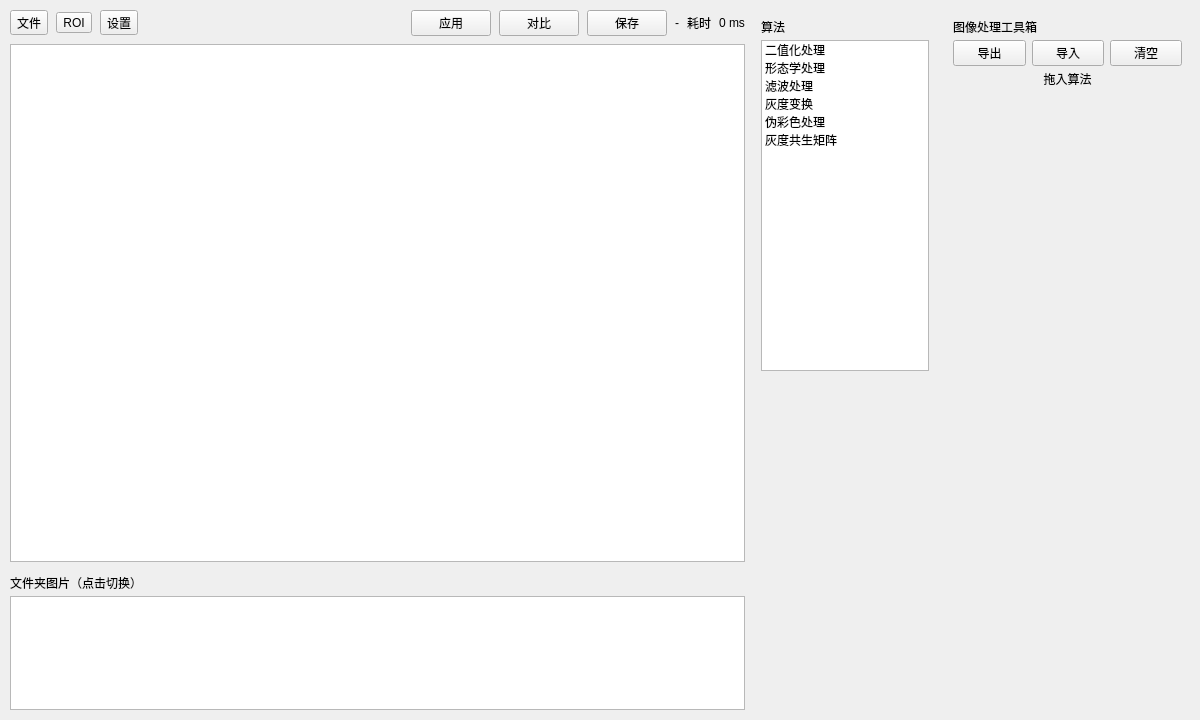
Above: widget.ui from sdasffe/opencv before the change. Below: the same form after it.
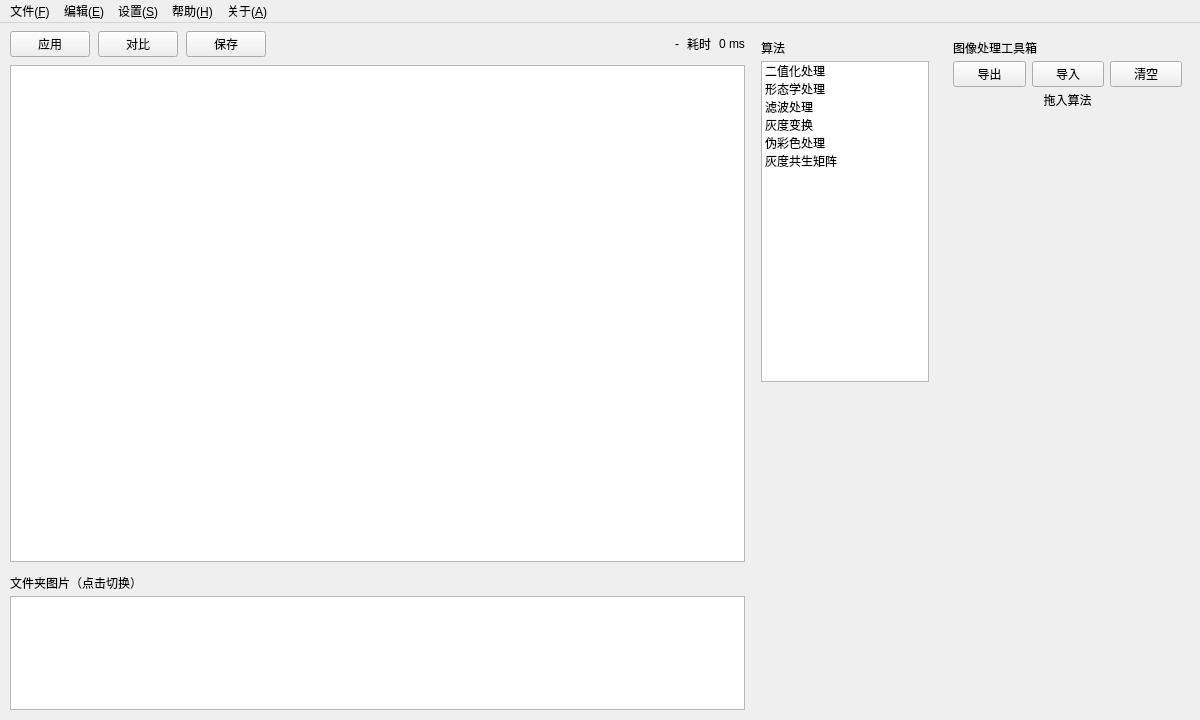
That is the form after the change. Custom widgets are drawn as their Qt base class.

```diff
--- a/widget.ui
+++ b/widget.ui
@@ -19,6 +19,78 @@
   <property name="windowTitle">
    <string>图像处理工具</string>
   </property>
+  <layout class="QVBoxLayout" name="rootLayout">
+   <property name="spacing">
+    <number>0</number>
+   </property>
+   <property name="leftMargin">
+    <number>0</number>
+   </property>
+   <property name="topMargin">
+    <number>0</number>
+   </property>
+   <property name="rightMargin">
+    <number>0</number>
+   </property>
+   <property name="bottomMargin">
+    <number>0</number>
+   </property>
+   <item>
+    <widget class="QMenuBar" name="menuBar">
+     <property name="nativeMenuBar">
+      <bool>false</bool>
+     </property>
+     <widget class="QMenu" name="menuFile">
+      <property name="title">
+       <string>文件(&amp;F)</string>
+      </property>
+      <addaction name="actOpenImage"/>
+      <addaction name="actOpenFolder"/>
+      <addaction name="separator"/>
+      <addaction name="actExit"/>
+     </widget>
+     <widget class="QMenu" name="menuEdit">
+      <property name="title">
+       <string>编辑(&amp;E)</string>
+      </property>
+      <widget class="QMenu" name="menuRoi">
+       <property name="title">
+        <string>ROI</string>
+       </property>
+      </widget>
+      <addaction name="actUndo"/>
+      <addaction name="separator"/>
+      <addaction name="menuRoi"/>
+     </widget>
+     <widget class="QMenu" name="menuSettings">
+      <property name="title">
+       <string>设置(&amp;S)</string>
+      </property>
+      <widget class="QMenu" name="menuLanguage">
+       <property name="title">
+        <string>语言</string>
+       </property>
+       <addaction name="actLangZh"/>
+       <addaction name="actLangEn"/>
+      </widget>
+      <widget class="QMenu" name="menuTheme">
+       <property name="title">
+        <string>外观</string>
+       </property>
+       <addaction name="actThemeLight"/>
+       <addaction name="actThemeDark"/>
+      </widget>
+      <addaction name="menuLanguage"/>
+      <addaction name="menuTheme"/>
+     </widget>
+     <addaction name="menuFile"/>
+     <addaction name="menuEdit"/>
+     <addaction name="menuSettings"/>
+     <addaction name="actHelp"/>
+     <addaction name="actAbout"/>
+    </widget>
+   </item>
+   <item>
   <layout class="QHBoxLayout" name="horizontalLayout" stretch="12,3,4">
    <property name="spacing">
     <number>8</number>
@@ -27,7 +99,7 @@
     <number>10</number>
    </property>
    <property name="topMargin">
-    <number>10</number>
+      <number>8</number>
    </property>
    <property name="rightMargin">
     <number>10</number>
@@ -58,76 +130,6 @@
         <property name="spacing">
          <number>8</number>
         </property>
-        <item>
-         <widget class="QToolButton" name="btnMenuFile">
-          <property name="cursor">
-           <cursorShape>PointingHandCursor</cursorShape>
-          </property>
-          <property name="toolTip">
-           <string>文件</string>
-          </property>
-          <property name="text">
-           <string>文件</string>
-          </property>
-          <property name="popupMode">
-           <enum>QToolButton::InstantPopup</enum>
-          </property>
-          <property name="toolButtonStyle">
-           <enum>Qt::ToolButtonTextOnly</enum>
-          </property>
-         </widget>
-        </item>
-        <item>
-         <widget class="QToolButton" name="btnMenuRoi">
-          <property name="cursor">
-           <cursorShape>PointingHandCursor</cursorShape>
-          </property>
-          <property name="toolTip">
-           <string>ROI 选区</string>
-          </property>
-          <property name="text">
-           <string>ROI</string>
-          </property>
-          <property name="popupMode">
-           <enum>QToolButton::InstantPopup</enum>
-          </property>
-          <property name="toolButtonStyle">
-           <enum>Qt::ToolButtonTextOnly</enum>
-          </property>
-         </widget>
-        </item>
-        <item>
-         <widget class="QToolButton" name="btnMenuSettings">
-          <property name="cursor">
-           <cursorShape>PointingHandCursor</cursorShape>
-          </property>
-          <property name="toolTip">
-           <string>设置</string>
-          </property>
-          <property name="text">
-           <string>设置</string>
-          </property>
-          <property name="popupMode">
-           <enum>QToolButton::InstantPopup</enum>
-          </property>
-          <property name="toolButtonStyle">
-           <enum>Qt::ToolButtonTextOnly</enum>
-          </property>
-         </widget>
-        </item>
-        <item>
-         <spacer name="horizontalSpacer">
-          <property name="orientation">
-           <enum>Qt::Orientation::Horizontal</enum>
-          </property>
-          <property name="sizeHint" stdset="0">
-           <size>
-            <width>20</width>
-            <height>20</height>
-           </size>
-          </property>
-         </spacer>
-        </item>
         <item>
          <widget class="QPushButton" name="btnApply">
           <property name="cursor">
@@ -167,6 +169,19 @@
           </property>
          </widget>
         </item>
+          <item>
+           <spacer name="horizontalSpacer">
+            <property name="orientation">
+             <enum>Qt::Orientation::Horizontal</enum>
+            </property>
+            <property name="sizeHint" stdset="0">
+             <size>
+              <width>20</width>
+              <height>20</height>
+             </size>
+            </property>
+           </spacer>
+          </item>
         <item>
          <widget class="QLabel" name="labelInfo">
           <property name="toolTip">
@@ -316,49 +331,31 @@
          <property name="text">
           <string>二值化处理</string>
          </property>
-         <property name="textAlignment">
-          <set>AlignLeft|AlignVCenter</set>
-         </property>
         </item>
         <item>
          <property name="text">
           <string>形态学处理</string>
          </property>
-         <property name="textAlignment">
-          <set>AlignLeft|AlignVCenter</set>
-         </property>
         </item>
         <item>
          <property name="text">
           <string>滤波处理</string>
          </property>
-         <property name="textAlignment">
-          <set>AlignLeft|AlignVCenter</set>
-         </property>
         </item>
         <item>
          <property name="text">
           <string>灰度变换</string>
          </property>
-         <property name="textAlignment">
-          <set>AlignLeft|AlignVCenter</set>
-         </property>
         </item>
         <item>
          <property name="text">
           <string>伪彩色处理</string>
          </property>
-         <property name="textAlignment">
-          <set>AlignLeft|AlignVCenter</set>
-         </property>
         </item>
         <item>
          <property name="text">
           <string>灰度共生矩阵</string>
          </property>
-         <property name="textAlignment">
-          <set>AlignLeft|AlignVCenter</set>
-         </property>
         </item>
        </widget>
       </item>
@@ -487,8 +484,8 @@
           <rect>
            <x>0</x>
            <y>0</y>
-           <width>200</width>
-           <height>638</height>
+             <width>229</width>
+             <height>599</height>
           </rect>
          </property>
          <layout class="QVBoxLayout" name="blockListLayout">
@@ -515,6 +512,76 @@
     </widget>
    </item>
   </layout>
+   </item>
+  </layout>
+  <action name="actOpenImage">
+   <property name="text">
+    <string>打开图片</string>
+   </property>
+  </action>
+  <action name="actOpenFolder">
+   <property name="text">
+    <string>打开文件夹</string>
+   </property>
+  </action>
+  <action name="actExit">
+   <property name="text">
+    <string>退出</string>
+   </property>
+  </action>
+  <action name="actUndo">
+   <property name="text">
+    <string>撤销</string>
+   </property>
+   <property name="shortcut">
+    <string>Ctrl+Z</string>
+   </property>
+   <property name="shortcutContext">
+    <enum>Qt::ShortcutContext::WindowShortcut</enum>
+   </property>
+  </action>
+  <action name="actLangZh">
+   <property name="checkable">
+    <bool>true</bool>
+   </property>
+   <property name="text">
+    <string>中文</string>
+   </property>
+  </action>
+  <action name="actLangEn">
+   <property name="checkable">
+    <bool>true</bool>
+   </property>
+   <property name="text">
+    <string>English</string>
+   </property>
+  </action>
+  <action name="actThemeLight">
+   <property name="checkable">
+    <bool>true</bool>
+   </property>
+   <property name="text">
+    <string>浅色</string>
+   </property>
+  </action>
+  <action name="actThemeDark">
+   <property name="checkable">
+    <bool>true</bool>
+   </property>
+   <property name="text">
+    <string>深色</string>
+   </property>
+  </action>
+  <action name="actHelp">
+   <property name="text">
+    <string>帮助(&amp;H)</string>
+   </property>
+  </action>
+  <action name="actAbout">
+   <property name="text">
+    <string>关于(&amp;A)</string>
+   </property>
+  </action>
  </widget>
  <customwidgets>
   <customwidget>
```
Lines whose indentation alone changed are shown as unchanged.
